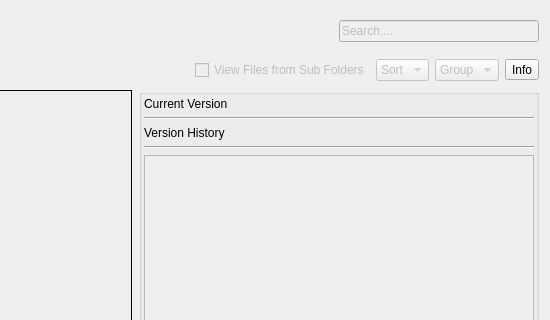
Above: resources/dialog.ui from shotgunsoftware/tk-multi-loader2 before the change; both pictures show x 868 to 1418 and y 0 to 320 of the 1418 by 754 pixel window. Below: the same form after it.
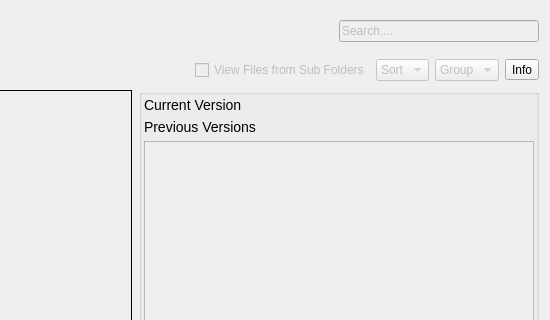
That is the form after the change. Icons and pictures are not drawn.

Commit message: WIP task info in details dialog

Patch:
```diff
--- a/resources/dialog.ui
+++ b/resources/dialog.ui
@@ -400,14 +400,7 @@
           <item>
            <widget class="QLabel" name="label">
             <property name="text">
-             <string>Current Version</string>
-            </property>
-           </widget>
-          </item>
-          <item>
-           <widget class="Line" name="line">
-            <property name="orientation">
-             <enum>Qt::Horizontal</enum>
+             <string>&lt;big&gt;Current Version&lt;/big&gt;</string>
             </property>
            </widget>
           </item>
@@ -417,14 +410,7 @@
           <item>
            <widget class="QLabel" name="label_3">
             <property name="text">
-             <string>Version History</string>
-            </property>
-           </widget>
-          </item>
-          <item>
-           <widget class="Line" name="line_3">
-            <property name="orientation">
-             <enum>Qt::Horizontal</enum>
+             <string>&lt;big&gt;Previous Versions&lt;/big&gt;</string>
             </property>
            </widget>
           </item>
@@ -439,7 +425,7 @@
                <x>0</x>
                <y>0</y>
                <width>388</width>
-               <height>521</height>
+               <height>549</height>
               </rect>
              </property>
              <layout class="QVBoxLayout" name="verticalLayout_7">
```
The commit also changes 2 other files.
